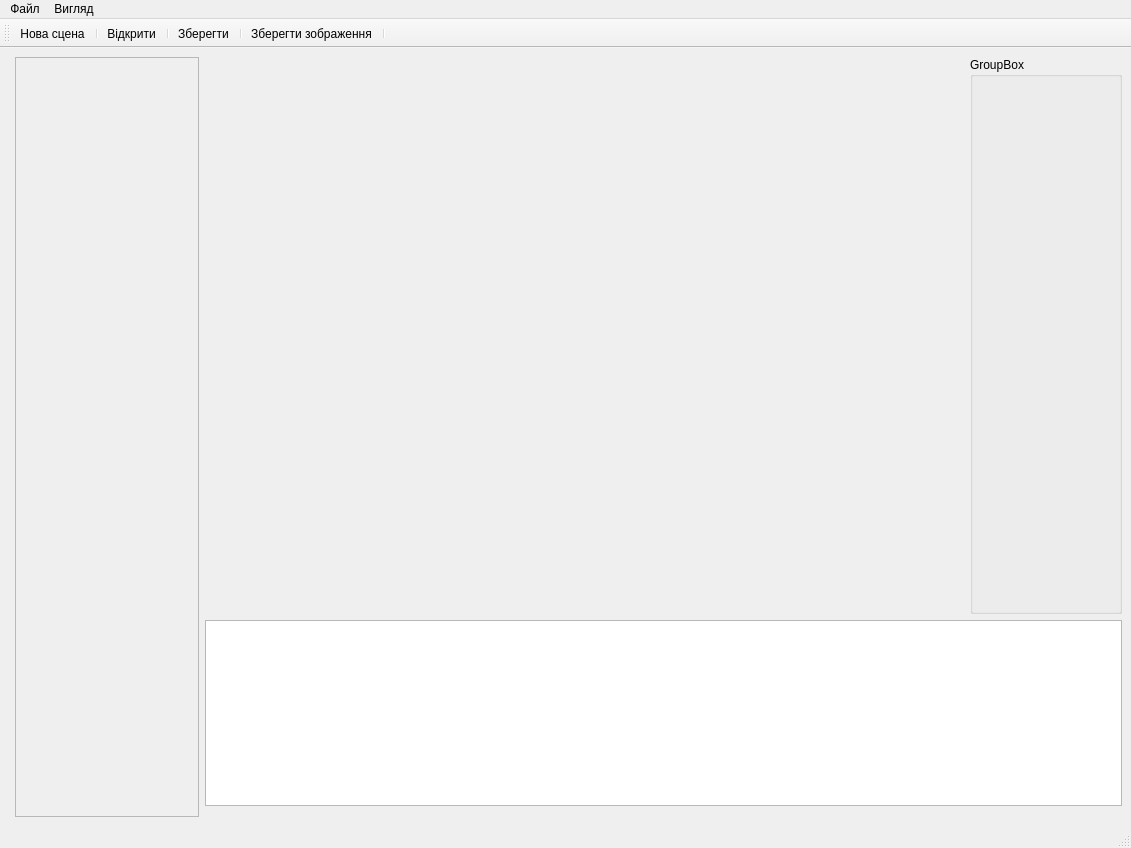
Above: package/ui/Widgets/ui/userinterface.ui from DenDen039/surface-view before the change. Below: the same form after it.
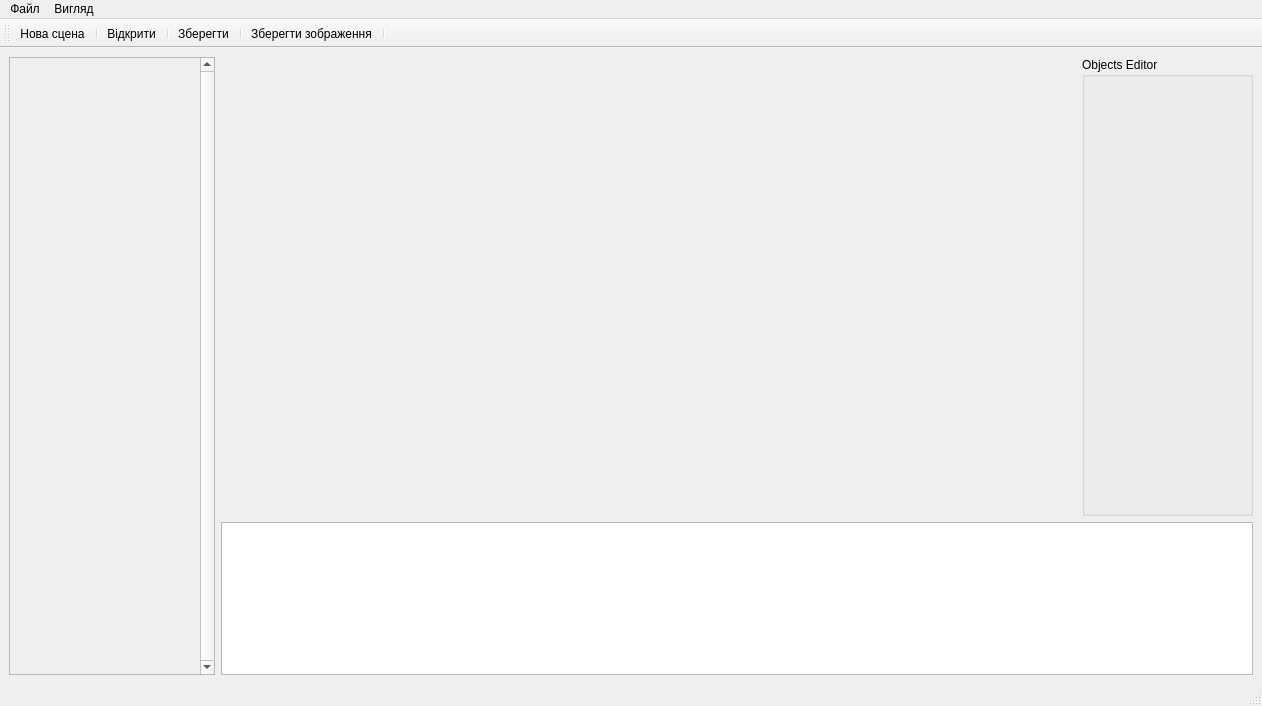
That is the form after the change. Icons and pictures are not drawn.

Commit message:
Refactored gui.py to match figures enumerator
Added functionality to ScrollWidget

Created objects are now displayed in ScrollWidget

Diff of the .ui file:
```diff
--- a/package/ui/Widgets/ui/userinterface.ui
+++ b/package/ui/Widgets/ui/userinterface.ui
@@ -6,8 +6,8 @@
    <rect>
     <x>0</x>
     <y>0</y>
-    <width>1131</width>
-    <height>848</height>
+    <width>1262</width>
+    <height>706</height>
    </rect>
   </property>
   <property name="cursor">
@@ -33,31 +33,28 @@
    <bool>false</bool>
   </property>
   <widget class="QWidget" name="centralwidget">
-   <layout class="QHBoxLayout" name="horizontalLayout_2" stretch="0,1,5">
-    <item>
-     <widget class="QSplitter" name="splitter_2">
-      <property name="orientation">
-       <enum>Qt::Horizontal</enum>
-      </property>
-      <widget class="QSplitter" name="splitter">
-       <property name="orientation">
-        <enum>Qt::Vertical</enum>
-       </property>
-      </widget>
-     </widget>
-    </item>
+   <layout class="QHBoxLayout" name="horizontalLayout_2" stretch="1,5">
     <item>
      <widget class="QScrollArea" name="scrollArea">
+      <property name="verticalScrollBarPolicy">
+       <enum>Qt::ScrollBarAlwaysOn</enum>
+      </property>
+      <property name="sizeAdjustPolicy">
+       <enum>QAbstractScrollArea::AdjustIgnored</enum>
+      </property>
       <property name="widgetResizable">
        <bool>true</bool>
       </property>
+      <property name="alignment">
+       <set>Qt::AlignLeading|Qt::AlignLeft|Qt::AlignTop</set>
+      </property>
       <widget class="QWidget" name="scrollAreaWidgetContents">
        <property name="geometry">
         <rect>
          <x>0</x>
          <y>0</y>
-         <width>181</width>
-         <height>737</height>
+         <width>187</width>
+         <height>613</height>
         </rect>
        </property>
       </widget>
@@ -66,7 +63,7 @@
     <item>
      <layout class="QVBoxLayout" name="verticalLayout" stretch="3,1">
       <property name="bottomMargin">
-       <number>11</number>
+       <number>0</number>
       </property>
       <item>
        <layout class="QHBoxLayout" name="horizontalLayout" stretch="5,1">
@@ -86,7 +83,13 @@
            <bool>true</bool>
           </property>
           <property name="title">
-           <string>GroupBox</string>
+           <string>Objects Editor</string>
+          </property>
+          <property name="flat">
+           <bool>false</bool>
+          </property>
+          <property name="checkable">
+           <bool>false</bool>
           </property>
          </widget>
         </item>
@@ -105,8 +108,8 @@
     <rect>
      <x>0</x>
      <y>0</y>
-     <width>1131</width>
-     <height>24</height>
+     <width>1262</width>
+     <height>20</height>
     </rect>
    </property>
    <widget class="QMenu" name="menu">
```
The commit also changes 7 other files.
